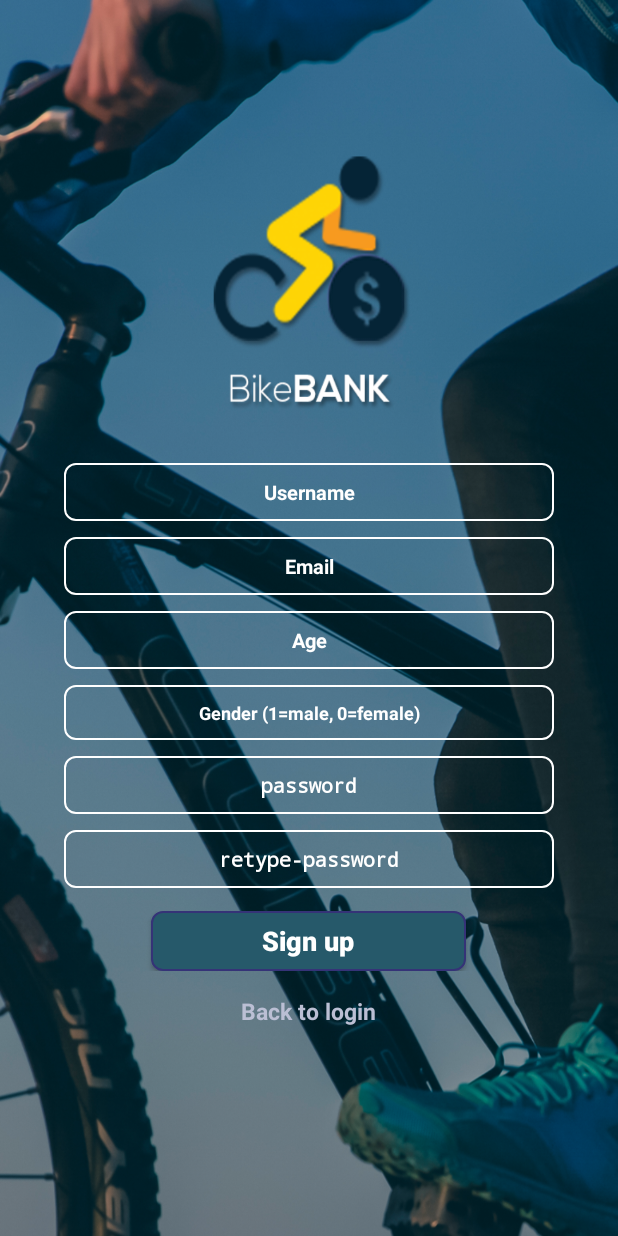
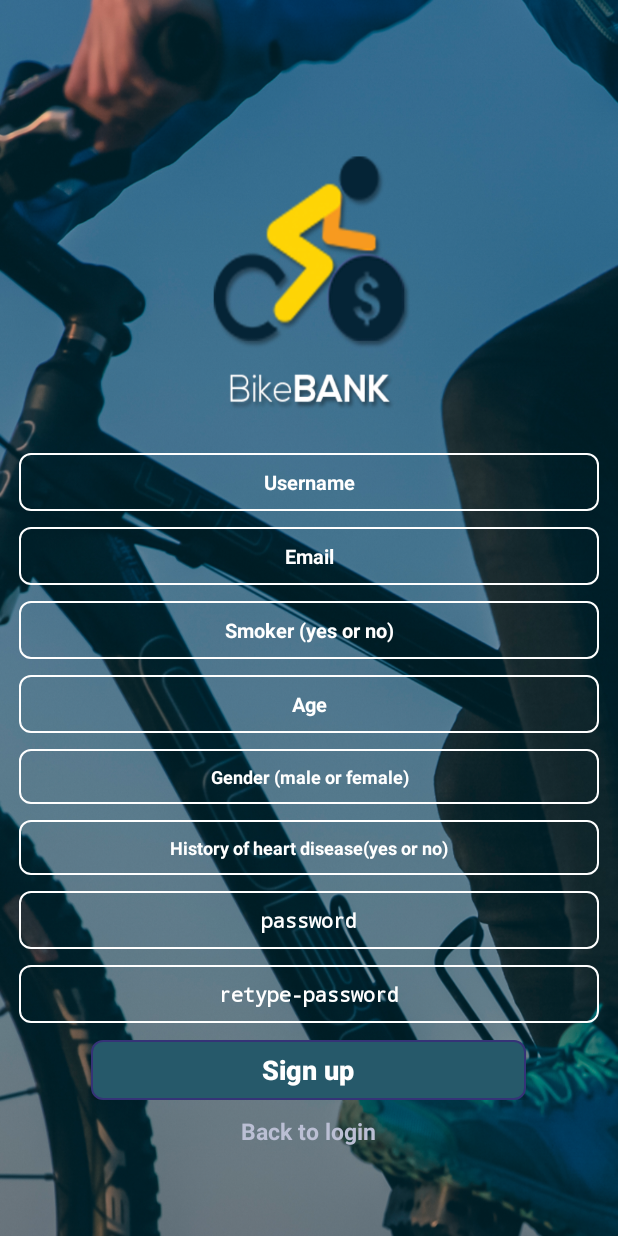
Before and after one commit to sisilliatc/projecte2festa, an Android app: the Register screen opened directly, with no data from a screen before it, on a phone screen of 412 x 824 dp. Run offline under Robolectric (Android 15) with nearby library versions, the phone set to English and light mode, and no system bars; our stand-ins replace Firebase (no records; nobody signed in at launch, a user with empty details on screens opened directly).

Commit message:
edit register

```diff
--- a/src/main/java/com/example/sisillia/bikebank/Register.java
+++ b/src/main/java/com/example/sisillia/bikebank/Register.java
@@ -52,6 +52,8 @@ public class Register extends Activity implements
      EditText mRusename;
      EditText mRemail;
      EditText mRgender;
+     EditText mSmoker;
+     EditText mDHistory;
      EditText mRage;
      EditText mPass;
      EditText mPass1;
@@ -72,6 +74,8 @@ public class Register extends Activity implements
         mRgender = (EditText) findViewById(R.id.field_gender);
         mPass = (EditText)findViewById(R.id.field_Rpass);
         mPass1 = (EditText)findViewById(R.id.field_Rpass1);
+        mSmoker = (EditText) findViewById(R.id.smoker);
+        mDHistory = (EditText) findViewById(R.id.diseasehistory);
 
         // Buttons
         findViewById(R.id.regis).setOnClickListener(this);
--- a/src/main/java/com/example/sisillia/bikebank/workoutsugesstion.java
+++ b/src/main/java/com/example/sisillia/bikebank/workoutsugesstion.java
@@ -1,7 +1,13 @@
 package com.example.sisillia.bikebank;
 
+import android.os.Bundle;
 import android.support.v7.app.AppCompatActivity;
-import android.os.Bundle;
+import android.util.Log;
+
+import com.example.sisillia.bikebank.volley.VolleyCallback;
+import com.example.sisillia.bikebank.volley.VolleyHelper;
+
+import org.json.JSONException;
 
 public class workoutsugesstion extends AppCompatActivity {
 
@@ -9,5 +15,17 @@ public class workoutsugesstion extends AppCompatActivity {
     protected void onCreate(Bundle savedInstanceState) {
         super.onCreate(savedInstanceState);
         setContentView(R.layout.activity_workoutsugesstion);
+
+                VolleyHelper vh = new VolleyHelper();
+        try {
+            vh.getSakit(new VolleyCallback() {
+                @Override
+                public void onSuccess(String result) {
+                    Log.d("volley",result);
+                }
+            },"a","b");
+        } catch (JSONException e) {
+            e.printStackTrace();
+        }
     }
 }
--- a/src/main/res/layout/activity_main.xml
+++ b/src/main/res/layout/activity_main.xml
@@ -29,7 +29,7 @@
             android:layout_height="wrap_content"
             android:inputType="textPersonName"
             android:drawableLeft="@drawable/user"
-            android:hint="Username"
+            android:hint="Email"
             android:textStyle="bold"
             android:textColorHint="#ffffff"
             android:background="@drawable/edittextstyle"
--- a/src/main/res/layout/activity_register.xml
+++ b/src/main/res/layout/activity_register.xml
@@ -10,7 +10,7 @@
 
     <android.support.v4.widget.Space
         android:layout_width="wrap_content"
-        android:layout_height="455px" />
+        android:layout_height="445px" />
 
     <LinearLayout
         android:layout_width="match_parent"
@@ -20,7 +20,7 @@
         android:paddingTop="5dp">
 
         <EditText
-            android:layout_width="490px"
+            android:layout_width="580px"
             android:layout_height="wrap_content"
             android:inputType="textPersonName"
             android:hint="Username"
@@ -45,7 +45,7 @@
         android:paddingTop="5dp">
 
         <EditText
-            android:layout_width="490px"
+            android:layout_width="580px"
             android:layout_height="wrap_content"
             android:inputType="textPersonName"
             android:hint="Email"
@@ -70,7 +70,32 @@
         android:paddingTop="5dp">
 
         <EditText
-            android:layout_width="490px"
+            android:layout_width="580px"
+            android:layout_height="wrap_content"
+            android:inputType="textPersonName"
+            android:hint="Smoker (yes or no)"
+            android:textColorHint="#ffff"
+            android:background="@drawable/edittextstyle"
+            android:paddingBottom="10dp"
+            android:paddingTop="10dp"
+            android:ems="10"
+            android:textAlignment="center"
+            android:id="@+id/smoker"
+            android:textColor="#E1FFFF"
+            android:textStyle="bold"
+            android:textSize="13dp"/>
+
+    </LinearLayout>
+
+    <LinearLayout
+        android:layout_width="match_parent"
+        android:layout_height="wrap_content"
+        android:gravity="center"
+        android:paddingBottom="5dp"
+        android:paddingTop="5dp">
+
+        <EditText
+            android:layout_width="580px"
             android:layout_height="wrap_content"
             android:inputType="number"
             android:hint="Age"
@@ -95,10 +120,10 @@
         android:paddingTop="5dp">
 
         <EditText
-            android:layout_width="490px"
+            android:layout_width="580px"
             android:layout_height="wrap_content"
-            android:inputType="number"
-            android:hint="Gender (1=male, 0=female)"
+            android:inputType="textPersonName"
+            android:hint="Gender (male or female)"
             android:textColorHint="#ffff"
             android:background="@drawable/edittextstyle"
             android:paddingBottom="10dp"
@@ -112,7 +137,34 @@
 
     </LinearLayout>
 
-   <LinearLayout
+
+    <LinearLayout
+        android:layout_width="match_parent"
+        android:layout_height="wrap_content"
+        android:gravity="center"
+        android:paddingBottom="5dp"
+        android:paddingTop="5dp">
+
+        <EditText
+            android:layout_width="580px"
+            android:layout_height="wrap_content"
+            android:inputType="textPersonName"
+            android:hint="History of heart disease(yes or no)"
+            android:textColorHint="#ffff"
+            android:background="@drawable/edittextstyle"
+            android:paddingBottom="10dp"
+            android:paddingTop="10dp"
+            android:ems="10"
+            android:textAlignment="center"
+            android:id="@+id/diseasehistory"
+            android:textColor="#E1FFFF"
+            android:textStyle="bold"
+            android:textSize="12dp"/>
+
+    </LinearLayout>
+
+
+    <LinearLayout
        android:layout_width="match_parent"
        android:layout_height="wrap_content"
        android:gravity="center"
@@ -120,7 +172,7 @@
        android:paddingTop="5dp">
 
        <EditText
-           android:layout_width="490px"
+           android:layout_width="580px"
            android:layout_height="wrap_content"
            android:inputType="textPassword"
            android:ems="10"
@@ -145,7 +197,7 @@
        android:paddingTop="5dp">
 
        <EditText
-           android:layout_width="490px"
+           android:layout_width="580px"
            android:layout_height="wrap_content"
            android:inputType="textPassword"
            android:ems="10"
@@ -167,11 +219,11 @@
        android:layout_width="match_parent"
        android:layout_height="wrap_content"
        android:gravity="center"
-       android:paddingTop="10dp"
-       android:paddingBottom="16dp">
+       android:paddingTop="6dp"
+       android:paddingBottom="10dp">
 
        <Button
-           android:layout_width="210dp"
+           android:layout_width="290dp"
            android:layout_height="40dp"
            android:textStyle="bold"
            android:textAlignment="center"
```
Also changed, not shown: src/main/java/com/example/sisillia/bikebank/HealthAnalyzer.java (+1 -11 lines).
